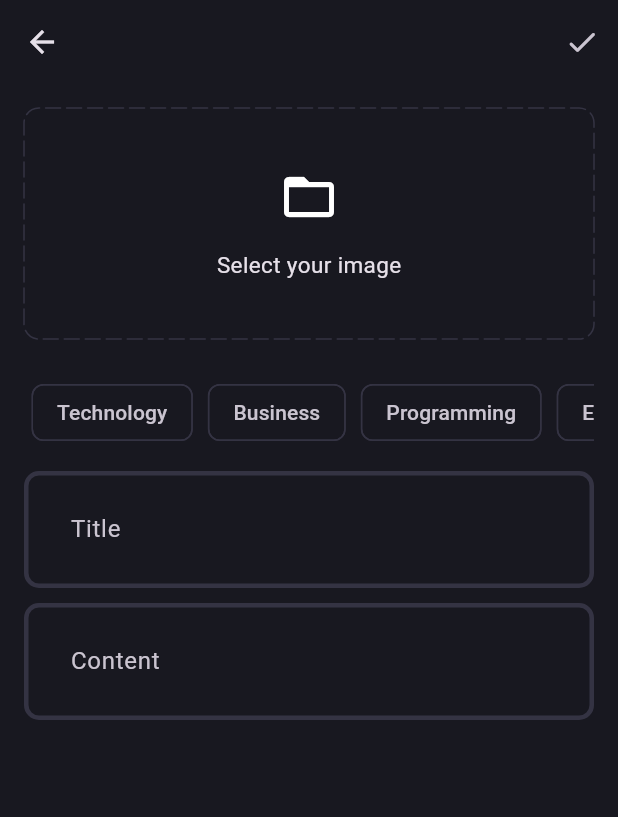
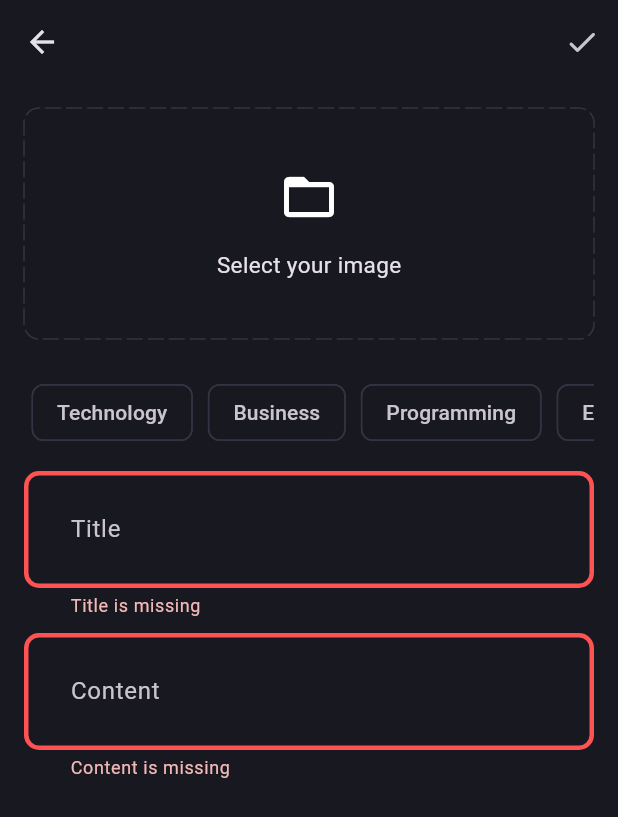
Before and after one commit to Ehouman09/flutter_bloc_blog_app, a Flutter app: the AddNewBlogPage screen opened directly, after a tap on the "done" icon, on a phone screen of 412 x 824 dp. Shown: the top 817 px of the screen. Run offline on Flutter 3.47's test engine with Material 3 defaults, Android fonts, the phone set to English and light mode, and no system bars; drawn by our look-alikes of dotted_border; our stand-ins replace bloc, flutter_bloc, fpdart, get_it, image_picker, supabase_flutter; accounts and stored records are empty.

Commit message:
upload blog Bloc

```diff
--- a/lib/features/blog/data/datasources/blog_remote_data_source.dart
+++ b/lib/features/blog/data/datasources/blog_remote_data_source.dart
@@ -32,6 +32,7 @@ class BlogRemoteDataSourceImpl implements BlogRemoteDataSource {
       return BlogModel.fromJson(response.first);
 
     } catch (e) {
+      print("#######error#####${e}###");
       throw ServerException(e.toString());
     }
 
@@ -55,6 +56,7 @@ class BlogRemoteDataSourceImpl implements BlogRemoteDataSource {
           .getPublicUrl(blog.id);
 
     } catch (e){
+      print("#######error#####${e}###");
       throw ServerException(e.toString());
     }
 
--- a/lib/features/blog/data/models/blog_model.dart
+++ b/lib/features/blog/data/models/blog_model.dart
@@ -21,7 +21,7 @@ class BlogModel extends BlogEntity {
       'content': content,
       'image_url': imageUrl,
       'topics': topics,
-      'updatedAt': updatedAt.toIso8601String(),
+      'updated_at': updatedAt.toIso8601String(),
     };
   }
 
--- a/lib/features/blog/data/repositories/blog_repository_impl.dart
+++ b/lib/features/blog/data/repositories/blog_repository_impl.dart
@@ -21,6 +21,7 @@ class BlogRepositoryImpl implements BlogRepository {
       required String title,
       required String content,
       required String posterId,
+      required DateTime updatedAt,
       required List<String> topics
   }) async {
 
--- a/lib/features/blog/domain/repositories/blog_repository.dart
+++ b/lib/features/blog/domain/repositories/blog_repository.dart
@@ -12,6 +12,7 @@ abstract interface class BlogRepository {
     required String title,
     required String content,
     required String posterId,
+    required DateTime updatedAt,
     required List<String> topics,
   });
 
--- a/lib/features/blog/domain/usecases/upload_blog_usecase.dart
+++ b/lib/features/blog/domain/usecases/upload_blog_usecase.dart
@@ -19,7 +19,8 @@ class UploadBlogUsecase implements UseCase<BlogEntity, UploadBlogParams>{
         title: params.title,
         content: params.content,
         posterId: params.posterId,
-        topics: params.topics
+        topics: params.topics,
+        updatedAt: params.updatedAt!,
     );
 
   }
@@ -35,11 +36,13 @@ class UploadBlogParams {
     required this.content,
     required this.topics,
     required this.image,
+    required this.updatedAt,
 });
 
   final String posterId;
   final String title;
   final String content;
+  final DateTime? updatedAt;
   final List<String> topics;
   final File image;
 }
--- /dev/null
+++ b/lib/features/blog/presentation/pages/add_new_blog_page.dart
@@ -0,0 +1,229 @@
+import 'dart:io';
+
+import 'package:blog_app/core/common/cubits/app_user/app_user_cubit.dart';
+import 'package:blog_app/core/common/widgets/loader.dart';
+import 'package:blog_app/core/theme/app_pallete.dart';
+import 'package:blog_app/core/utils/pick_image.dart';
+import 'package:blog_app/core/utils/show_snackbar.dart';
+import 'package:blog_app/features/blog/presentation/bloc/blog_bloc.dart';
+import 'package:blog_app/features/blog/presentation/pages/blog_page.dart';
+import 'package:blog_app/features/blog/presentation/widgets/blog_editor.dart';
+import 'package:dotted_border/dotted_border.dart';
+import 'package:flutter/material.dart';
+import 'package:flutter_bloc/flutter_bloc.dart';
+
+class AddNewBlogPage extends StatefulWidget {
+
+  static route() => MaterialPageRoute(
+      builder: (context) => const AddNewBlogPage()
+  );
+
+  const AddNewBlogPage({super.key});
+
+  @override
+  State<AddNewBlogPage> createState() => _AddNewBlogPageState();
+}
+
+class _AddNewBlogPageState extends State<AddNewBlogPage> {
+
+
+  final titleController = TextEditingController();
+  final contentController = TextEditingController();
+  final formKey = GlobalKey<FormState>();
+
+  List<String> selectedTopics = [];
+
+  File? image;
+
+  void selectImage() async {
+    final pickedImage = await pickImage();
+
+    if(pickedImage != null){
+      setState(() {
+        image = pickedImage;
+      });
+    }
+  }
+
+  void uploadBlog(){
+
+    if(
+    formKey.currentState!.validate() &&
+        selectedTopics.isNotEmpty &&
+        image != null){
+
+      final posterId = (context.read<AppUserCubit>().state as AppUserLoggedIn).user!.id;
+
+      context.read<BlogBloc>().add(BlogUploadEvent(
+          posterId: posterId,
+          title: titleController.text.trim(),
+          content: contentController.text.trim(),
+          topics: selectedTopics,
+          image: image!
+      ));
+
+    }
+
+  }
+
+  @override
+  void dispose() {
+    titleController.dispose();
+    contentController.dispose();
+    super.dispose();
+  }
+
+  @override
+  Widget build(BuildContext context) {
+
+    return Scaffold(
+      appBar: AppBar(
+        actions: [
+
+          IconButton(
+              onPressed: () => uploadBlog(),
+              icon: const Icon(Icons.done_rounded)
+          )
+
+        ],
+      ),
+      body: BlocConsumer<BlogBloc, BlogState>(
+          listener: (context, state){
+            if(state is BlogFailureState){
+              showSnackBar(context, state.message);
+            }else if(state is BlogSuccessState){
+              Navigator.pushNamedAndRemoveUntil(
+                  context,
+                  BlogPage.route(),
+                  (route) => false
+              );
+            }
+          },
+          builder: (context, state){
+
+            if(state is BlogLoadingState){
+              return const Loader();
+            }
+
+            return SingleChildScrollView(
+              child: Padding(
+                padding: const EdgeInsets.all(16),
+                child: Form(
+                  key: formKey,
+                  child: Column(
+                    children: [
+
+                      image != null ?
+                      GestureDetector(
+                        onTap: ()=> selectImage(),
+                        child: SizedBox(
+                          height: 150,
+                          width: double.infinity,
+                          child: ClipRRect(
+                            borderRadius: BorderRadius.circular(10),
+                            child: Image.file(
+                              image!,
+                              fit: BoxFit.cover,
+                            ),
+                          ),
+                        ),
+                      )
+                          :
+                      GestureDetector(
+                        onTap: ()=> selectImage(),
+                        child: DottedBorder(
+                            color: AppPallete.borderColor,
+                            dashPattern: const [10, 4],
+                            radius: const Radius.circular(10),
+                            borderType: BorderType.RRect,
+                            strokeCap: StrokeCap.round,
+                            child: Container(
+                              height: 150,
+                              width: double.infinity,
+                              child: const Column(
+                                mainAxisAlignment: MainAxisAlignment.center,
+                                children: [
+
+                                  Icon(
+                                    Icons.folder_open,
+                                    size: 40,
+                                  ),
+
+                                  SizedBox(height: 15,),
+
+                                  Text(
+                                    'Select your image',
+                                    style:TextStyle(
+                                        fontSize: 15
+                                    ),
+                                  ),
+
+                                ],
+                              ),
+                            )
+                        ),
+                      ),
+
+
+
+                      const SizedBox(height: 20,),
+
+                      SingleChildScrollView(
+                        scrollDirection: Axis.horizontal,
+                        child: Row(
+                          children: [
+                            'Technology',
+                            'Business',
+                            'Programming',
+                            'Entertainment'
+                          ]
+                              .map(
+                                (e) => Padding(
+                              padding: const EdgeInsets.all(5.0),
+                              child: GestureDetector(
+                                onTap: (){
+                                  if(selectedTopics.contains(e)){
+                                    selectedTopics.remove(e);
+                                  }else{
+                                    selectedTopics.add(e);
+                                  }
+                                  setState(() {});
+                                },
+                                child: Chip(
+                                  color: selectedTopics.contains(e) ?  const MaterialStatePropertyAll(AppPallete.gradient1) : null,
+                                  label: Text(e),
+                                  side: selectedTopics.contains(e) ? null : const BorderSide(
+                                      color: AppPallete.borderColor
+                                  ),
+                                ),
+                              ),
+                            ),
+                          ).toList(),
+                        ),
+                      ),
+
+                      const SizedBox(height: 10,),
+
+                      BlogEditor(
+                        controller: titleController,
+                        hitText: "Title",
+                      ),
+
+                      const SizedBox(height: 10,),
+
+                      BlogEditor(
+                        controller: contentController,
+                        hitText: "Content",
+                      ),
+
+
+                    ],
+                  ),
+                ),
+              ),
+            );
+          },
+      ),
+    );
+  }
+}
--- a/lib/features/blog/presentation/pages/app_new_blog_page.dart
+++ /dev/null
@@ -1,180 +0,0 @@
-import 'dart:io';
-
-import 'package:blog_app/core/theme/app_pallete.dart';
-import 'package:blog_app/core/utils/pick_image.dart';
-import 'package:blog_app/features/blog/presentation/widgets/blog_editor.dart';
-import 'package:dotted_border/dotted_border.dart';
-import 'package:flutter/material.dart';
-
-class AddNewBlogPage extends StatefulWidget {
-
-  static route() => MaterialPageRoute(
-      builder: (context) => const AddNewBlogPage()
-  );
-
-  const AddNewBlogPage({super.key});
-
-  @override
-  State<AddNewBlogPage> createState() => _AddNewBlogPageState();
-}
-
-class _AddNewBlogPageState extends State<AddNewBlogPage> {
-
-
-  final titleController = TextEditingController();
-  final contentController = TextEditingController();
-
-  List<String> selectedTopics = [];
-
-  File? image;
-
-  void selectImage() async {
-    final pickedImage = await pickImage();
-
-    if(pickedImage != null){
-      setState(() {
-        image = pickedImage;
-      });
-    }
-  }
-
-  @override
-  void dispose() {
-    titleController.dispose();
-    contentController.dispose();
-    super.dispose();
-  }
-
-  @override
-  Widget build(BuildContext context) {
-
-    return Scaffold(
-      appBar: AppBar(
-        actions: [
-
-          IconButton(
-              onPressed: (){
-
-              },
-              icon: const Icon(Icons.done_rounded)
-          )
-
-        ],
-      ),
-      body: SingleChildScrollView(
-        child: Padding(
-          padding: const EdgeInsets.all(16),
-          child: Column(
-            children: [
-
-              image != null ?
-                  GestureDetector(
-                    onTap: ()=> selectImage(),
-                    child: SizedBox(
-                      height: 150,
-                      width: double.infinity,
-                      child: ClipRRect(
-                        borderRadius: BorderRadius.circular(10),
-                        child: Image.file(
-                          image!,
-                          fit: BoxFit.cover,
-                        ),
-                      ),
-                    ),
-                  )
-                  :
-              GestureDetector(
-                onTap: ()=> selectImage(),
-                child: DottedBorder(
-                    color: AppPallete.borderColor,
-                    dashPattern: const [10, 4],
-                    radius: const Radius.circular(10),
-                    borderType: BorderType.RRect,
-                    strokeCap: StrokeCap.round,
-                    child: Container(
-                      height: 150,
-                      width: double.infinity,
-                      child: const Column(
-                        mainAxisAlignment: MainAxisAlignment.center,
-                        children: [
-
-                          Icon(
-                            Icons.folder_open,
-                            size: 40,
-                          ),
-
-                          SizedBox(height: 15,),
-
-                          Text(
-                            'Select your image',
-                            style:TextStyle(
-                                fontSize: 15
-                            ),
-                          ),
-
-                        ],
-                      ),
-                    )
-                ),
-              ),
-
-
-
-              const SizedBox(height: 20,),
-
-              SingleChildScrollView(
-                scrollDirection: Axis.horizontal,
-                child: Row(
-                  children: [
-                    'Technology',
-                    'Business',
-                    'Programming',
-                    'Entertainment'
-                  ]
-                      .map(
-                        (e) => Padding(
-                      padding: const EdgeInsets.all(5.0),
-                      child: GestureDetector(
-                        onTap: (){
-                          if(selectedTopics.contains(e)){
-                            selectedTopics.remove(e);
-                          }else{
-                            selectedTopics.add(e);
-                          }
-                          setState(() {});
-                        },
-                        child: Chip(
-                          color: selectedTopics.contains(e) ?  const MaterialStatePropertyAll(AppPallete.gradient1) : null,
-                          label: Text(e),
-                          side: selectedTopics.contains(e) ? null : const BorderSide(
-                              color: AppPallete.borderColor
-                          ),
-                        ),
-                      ),
-                    ),
-                  ).toList(),
-                ),
-              ),
-
-              const SizedBox(height: 10,),
-
-              BlogEditor(
-                controller: titleController,
-                hitText: "Title",
-              ),
-
-              const SizedBox(height: 10,),
-
-              BlogEditor(
-                controller: contentController,
-                hitText: "Content",
-              ),
-
-
-            ],
-          ),
-        ),
-      ),
-    );
-  }
-}
--- a/lib/features/blog/presentation/pages/blog_page.dart
+++ b/lib/features/blog/presentation/pages/blog_page.dart
@@ -1,10 +1,14 @@
-import 'package:blog_app/features/blog/presentation/pages/app_new_blog_page.dart';
+import 'package:blog_app/features/blog/presentation/pages/add_new_blog_page.dart';
 import 'package:flutter/cupertino.dart';
 import 'package:flutter/material.dart';
 
 class BlogPage extends StatelessWidget {
 
   const BlogPage({super.key});
+
+  static route() => MaterialPageRoute(
+      builder: (context) => const BlogPage(),
+  );
 
   @override
   Widget build(BuildContext context) {
--- a/lib/features/blog/presentation/widgets/blog_editor.dart
+++ b/lib/features/blog/presentation/widgets/blog_editor.dart
@@ -20,6 +20,12 @@ class BlogEditor extends StatelessWidget {
         hintText: hitText
       ),
       maxLines: null,
+      validator: (value){
+        if(value!.isEmpty){
+          return "$hitText is missing";
+        }
+        return null;
+      },
     );
   }
 }
--- a/lib/main.dart
+++ b/lib/main.dart
@@ -2,6 +2,7 @@ import 'package:blog_app/core/common/cubits/app_user/app_user_cubit.dart';
 import 'package:blog_app/core/theme/theme.dart';
 import 'package:blog_app/features/auth/presentation/bloc/auth_bloc.dart';
 import 'package:blog_app/features/auth/presentation/pages/login_page.dart';
+import 'package:blog_app/features/blog/presentation/bloc/blog_bloc.dart';
 import 'package:blog_app/features/blog/presentation/pages/blog_page.dart';
 import 'package:blog_app/init_dependencies.dart';
 import 'package:flutter/material.dart';
@@ -20,6 +21,9 @@ void main()  async {
           ),
           BlocProvider(
               create: (_) => serviceLocator<AuthBloc>()
+          ),
+          BlocProvider(
+              create: (_) => serviceLocator<BlogBloc>()
           )
         ],
         child:  const MyApp(),
```
Also changed, not shown: lib/features/blog/presentation/bloc/blog_bloc.dart (+20 -17 lines), lib/init_dependencies.dart (+28 -0 lines).
